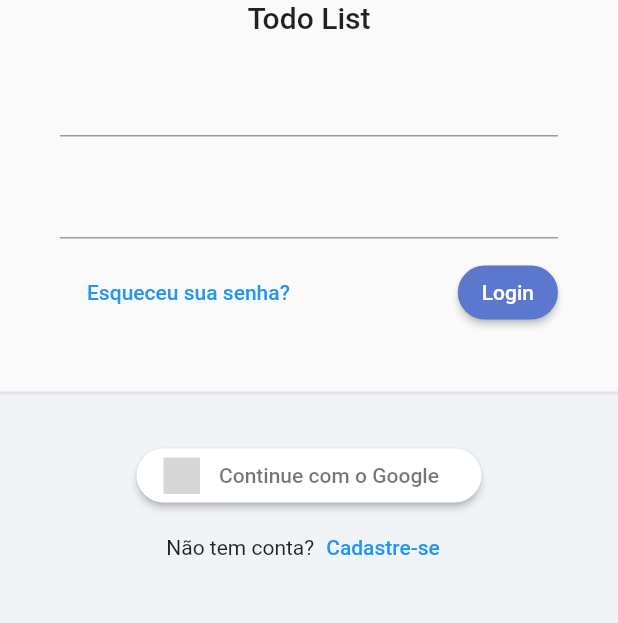
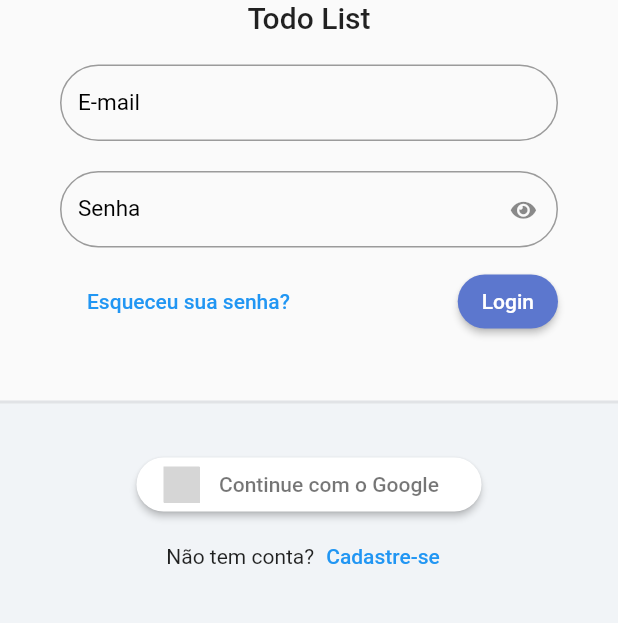
Before and after one commit to ElcioLS/adf_todo_list_provider, a Flutter app: the screen it shows after launch, on a phone screen of 412 x 824 dp, the part 315-938 px from its top. Run offline on Flutter 3.47's test engine with Material 2 defaults, Android fonts, the phone set to English and light mode, and no system bars; our stand-ins replace flutter_signin_button, google_fonts, sqflite, sqflite_common, synchronized; accounts and stored records are empty; Roboto replaces fonts that are missing (Mandali); grey boxes are pictures that could not be loaded.

Commit message:
Tela Login com TextFormField customizado

```diff
--- /dev/null
+++ b/lib/app/core/ui/todo_list_icons.dart
@@ -0,0 +1,30 @@
+/// Flutter icons TodoListIcons
+/// Copyright (C) 2022 by original authors @ fluttericon.com, fontello.com
+/// This font was generated by FlutterIcon.com, which is derived from Fontello.
+///
+/// To use this font, place it in your fonts/ directory and include the
+/// following in your pubspec.yaml
+///
+/// flutter:
+///   fonts:
+///    - family:  TodoListIcons
+///      fonts:
+///       - asset: fonts/TodoListIcons.ttf
+///
+///
+/// * Font Awesome 5, Copyright (C) 2016 by Dave Gandy
+///         Author:    Dave Gandy
+///         License:   SIL (https://github.com/FortAwesome/Font-Awesome/blob/master/LICENSE.txt)
+///         Homepage:  http://fortawesome.github.com/Font-Awesome/
+///
+import 'package:flutter/widgets.dart';
+
+class TodoListIcons {
+  TodoListIcons._();
+
+  static const _kFontFam = 'TodoListIcons';
+  static const String? _kFontPkg = null;
+
+  static const IconData eye = IconData(0xf06e, fontFamily: _kFontFam, fontPackage: _kFontPkg);
+  static const IconData eye_slash = IconData(0xf070, fontFamily: _kFontFam, fontPackage: _kFontPkg);
+}
--- /dev/null
+++ b/lib/app/core/widget/todo_list_field.dart
@@ -0,0 +1,67 @@
+// ignore_for_file: public_member_api_docs, sort_constructors_first
+import 'package:adf_todo_list_provider/app/core/ui/todo_list_icons.dart';
+import 'package:flutter/material.dart';
+
+class TodoListField extends StatelessWidget {
+  final String label;
+  final IconButton? suffixIconButton;
+  final bool obscureText;
+  final ValueNotifier<bool> obscureTextVN;
+  final TextEditingController? controller;
+  final FormFieldValidator<String>? validator;
+
+  TodoListField({
+    Key? key,
+    required this.label,
+    this.suffixIconButton,
+    this.obscureText = false,
+    this.controller,
+    this.validator,
+  })  : assert(obscureText == true ? suffixIconButton == null : true,
+            'obscureText não pode ser enviado junto com suffixIconButton'),
+        obscureTextVN = ValueNotifier(obscureText),
+        super(key: key);
+
+  @override
+  Widget build(BuildContext context) {
+    return ValueListenableBuilder<bool>(
+      valueListenable: obscureTextVN,
+      builder: (_, obscureTextValue, child) {
+        return TextFormField(
+          controller: controller,
+          validator: validator,
+          decoration: InputDecoration(
+            labelText: label,
+            labelStyle: const TextStyle(
+              fontSize: 15,
+              color: Colors.black,
+            ),
+            border: OutlineInputBorder(
+              borderRadius: BorderRadius.circular(30),
+            ),
+            errorBorder: OutlineInputBorder(
+              borderRadius: BorderRadius.circular(30),
+              borderSide: const BorderSide(color: Colors.red),
+            ),
+            isDense: true,
+            suffixIcon: suffixIconButton ??
+                (obscureText == true
+                    ? IconButton(
+                        onPressed: () {
+                          obscureTextVN.value = !obscureTextValue;
+                        },
+                        icon: Icon(
+                          !obscureTextValue
+                              ? TodoListIcons.eye_slash
+                              : TodoListIcons.eye,
+                          size: 15,
+                        ),
+                      )
+                    : null),
+          ),
+          obscureText: obscureTextValue,
+        );
+      },
+    );
+  }
+}
--- a/lib/app/modules/auth/login/login_page.dart
+++ b/lib/app/modules/auth/login/login_page.dart
@@ -1,3 +1,4 @@
+import 'package:adf_todo_list_provider/app/core/widget/todo_list_field.dart';
 import 'package:adf_todo_list_provider/app/core/widget/todo_list_logo.dart';
 import 'package:flutter/material.dart';
 import 'package:flutter_signin_button/flutter_signin_button.dart';
@@ -28,9 +29,12 @@ class LoginPage extends StatelessWidget {
                       child: Form(
                         child: Column(
                           children: [
-                            TextFormField(),
+                            TodoListField(label: 'E-mail'),
                             const SizedBox(height: 20),
-                            TextFormField(),
+                            TodoListField(
+                              label: 'Senha',
+                              obscureText: true,
+                            ),
                             const SizedBox(height: 10),
                             Row(
                               mainAxisAlignment: MainAxisAlignment.spaceBetween,
```
Also changed, not shown: pubspec.yaml (+4 -4 lines), assets/fonts/TodoListIcons.ttf (added).
